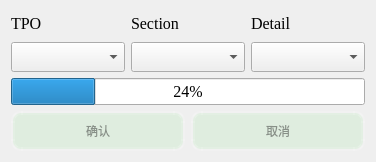
Before: the Qt Designer form loaddialog.ui in leihui6/marksentence, drawn with Qt 5.
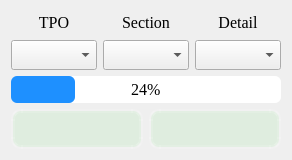
After: the same form once the commit is applied. Icons and pictures are not drawn.

What changed in the file:
```diff
--- a/loaddialog.ui
+++ b/loaddialog.ui
@@ -6,8 +6,8 @@
    <rect>
     <x>0</x>
     <y>0</y>
-    <width>376</width>
-    <height>162</height>
+    <width>277</width>
+    <height>160</height>
    </rect>
   </property>
   <property name="windowTitle">
@@ -28,7 +28,7 @@
         <string>TPO</string>
        </property>
        <property name="alignment">
-        <set>Qt::AlignLeading|Qt::AlignLeft|Qt::AlignVCenter</set>
+        <set>Qt::AlignCenter</set>
        </property>
       </widget>
      </item>
@@ -44,7 +44,7 @@
         <string>Section</string>
        </property>
        <property name="alignment">
-        <set>Qt::AlignLeading|Qt::AlignLeft|Qt::AlignVCenter</set>
+        <set>Qt::AlignCenter</set>
        </property>
       </widget>
      </item>
@@ -60,7 +60,7 @@
         <string>Detail</string>
        </property>
        <property name="alignment">
-        <set>Qt::AlignLeading|Qt::AlignLeft|Qt::AlignVCenter</set>
+        <set>Qt::AlignCenter</set>
        </property>
       </widget>
      </item>
@@ -128,6 +128,18 @@
          <pointsize>12</pointsize>
         </font>
        </property>
+       <property name="styleSheet">
+        <string notr="true">QProgressBar{
+        border: none;  
+        text-align: center;
+        background: rgb(255, 255, 255);
+        border-radius:6px;
+} 
+QProgressBar::chunk {
+        background: rgb(30,144,255); 
+        border-radius:6px;
+}</string>
+       </property>
        <property name="value">
         <number>24</number>
        </property>
@@ -168,7 +180,17 @@
 }</string>
          </property>
          <property name="text">
-          <string>确认</string>
+          <string/>
+         </property>
+         <property name="icon">
+          <iconset resource="icon.qrc">
+           <normaloff>:/icon/icon/confirm.png</normaloff>:/icon/icon/confirm.png</iconset>
+         </property>
+         <property name="iconSize">
+          <size>
+           <width>32</width>
+           <height>32</height>
+          </size>
          </property>
         </widget>
        </item>
@@ -205,7 +227,17 @@
 }</string>
          </property>
          <property name="text">
-          <string>取消</string>
+          <string/>
+         </property>
+         <property name="icon">
+          <iconset resource="icon.qrc">
+           <normaloff>:/icon/icon/cancel.png</normaloff>:/icon/icon/cancel.png</iconset>
+         </property>
+         <property name="iconSize">
+          <size>
+           <width>32</width>
+           <height>32</height>
+          </size>
          </property>
         </widget>
        </item>
```
Left out of the diff: 12 changed lines with no effect on the pictures.
